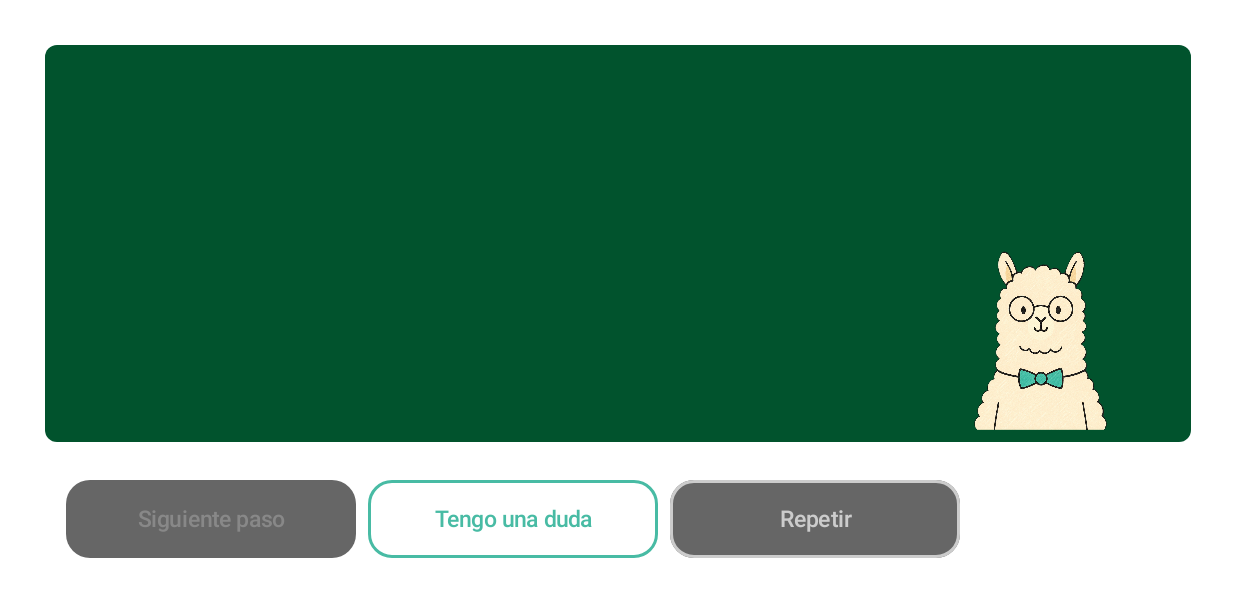
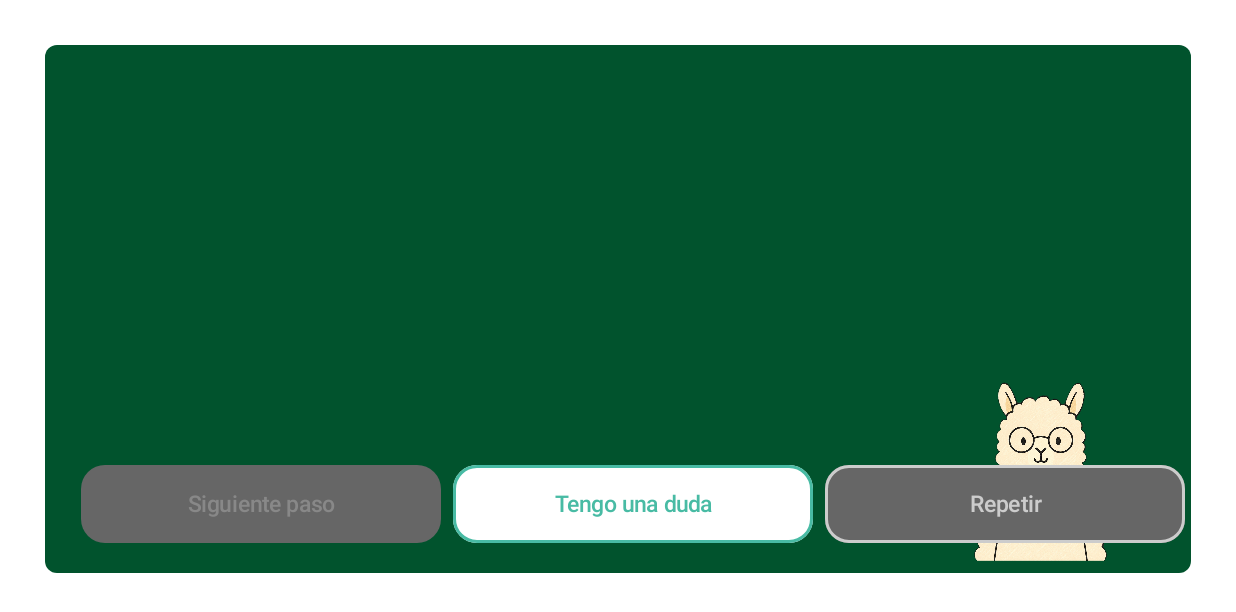
Before and after one commit to jjordanoc/yachai, an Android app built with Jetpack Compose: the HorizontalTutorialScreen screen opened through its navigation route, on a phone screen of 824 x 412 dp (held sideways). Shown: the top 612 px of the screen. Run offline under Robolectric (Android 15) with nearby library versions, the phone set to English and light mode, and no system bars; libraries missing offline, so code that uses them is left out: com.google.mediapipe.framework, com.google.mediapipe.tasks; 4 statements that could not run were skipped.

Commit message:
fix: move paka to bottom right

```diff
--- a/app/src/main/java/com/jjordanoc/yachai/ui/screens/whiteboard/HorizontalTutorialScreen.kt
+++ b/app/src/main/java/com/jjordanoc/yachai/ui/screens/whiteboard/HorizontalTutorialScreen.kt
@@ -176,17 +176,17 @@ fun HorizontalTutorialScreen(
 
 
 
-    Column(
+    Box(
         modifier = Modifier
             .fillMaxSize()
             .background(White)
             .padding(30.dp)
     ) {
-        // Main whiteboard section with overlayed alpaca
+        // Main whiteboard section
         Box(
             modifier = Modifier
                 .fillMaxWidth()
-                .weight(1f)
+                .fillMaxHeight()
                 .background(
                     color = TutorialGreen,
                     shape = RoundedCornerShape(8.dp)
@@ -203,7 +203,7 @@ fun HorizontalTutorialScreen(
                 LazyColumn(
                     modifier = Modifier
                         .align(Alignment.CenterStart)
-                        .padding(start = 80.dp, end = 200.dp)
+                        .padding(start = 80.dp, end = 220.dp) // Increased end padding to account for alpaca
                         .fillMaxSize(),
                     horizontalAlignment = Alignment.Start,
                     verticalArrangement = Arrangement.Center
@@ -343,7 +343,7 @@ fun HorizontalTutorialScreen(
 
             }
 
-            // Animated Alpaca overlayed on bottom right corner of whiteboard
+            // Animated Alpaca at bottom right corner of whiteboard
             Box(
                 modifier = Modifier
                     .align(Alignment.BottomEnd)
@@ -366,18 +366,14 @@ fun HorizontalTutorialScreen(
                     contentScale = ContentScale.Fit
                 )
             }
-
-
-        }
-
-        Spacer(modifier = Modifier.height(15.dp))
-
-        // Tutorial control buttons
-        Column(modifier = Modifier.padding(10.dp)) {
-                // Control buttons for automatic explanation flow accounting for alpaca width
-                val alpacaWidth = 200.dp // Always landscape mode
-                val availableWidth = LocalConfiguration.current.screenWidthDp.dp - 20.dp - alpacaWidth // Account for padding and alpaca
-
+        }
+
+        // Tutorial control buttons at bottom left
+        Column(
+            modifier = Modifier
+                .align(Alignment.BottomStart)
+                .padding(bottom = 20.dp, start = 20.dp)
+        ) {
             // Show status indicator when tutor is speaking
             if (uiState.isAlpacaSpeaking) {
                 Text(
@@ -393,7 +389,6 @@ fun HorizontalTutorialScreen(
 
             Row(
                 modifier = Modifier
-                        .width(availableWidth)
                     .padding(horizontal = 4.dp),
                 horizontalArrangement = Arrangement.spacedBy(8.dp)
             ) {
```
Lines whose indentation alone changed are shown as unchanged.
